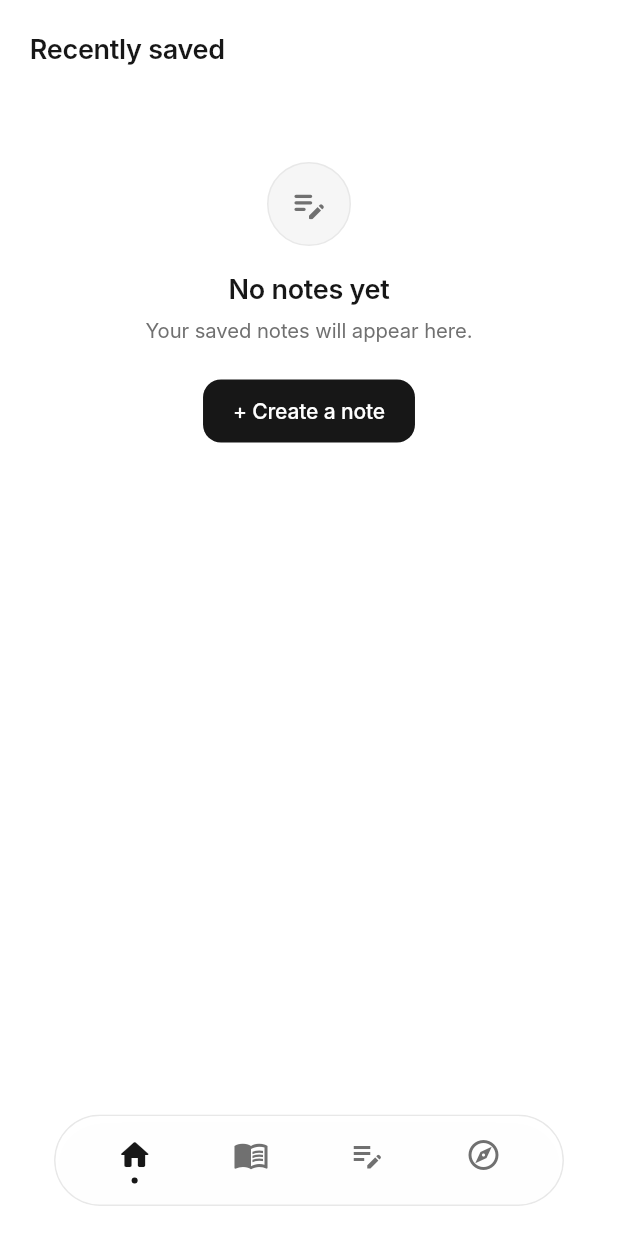
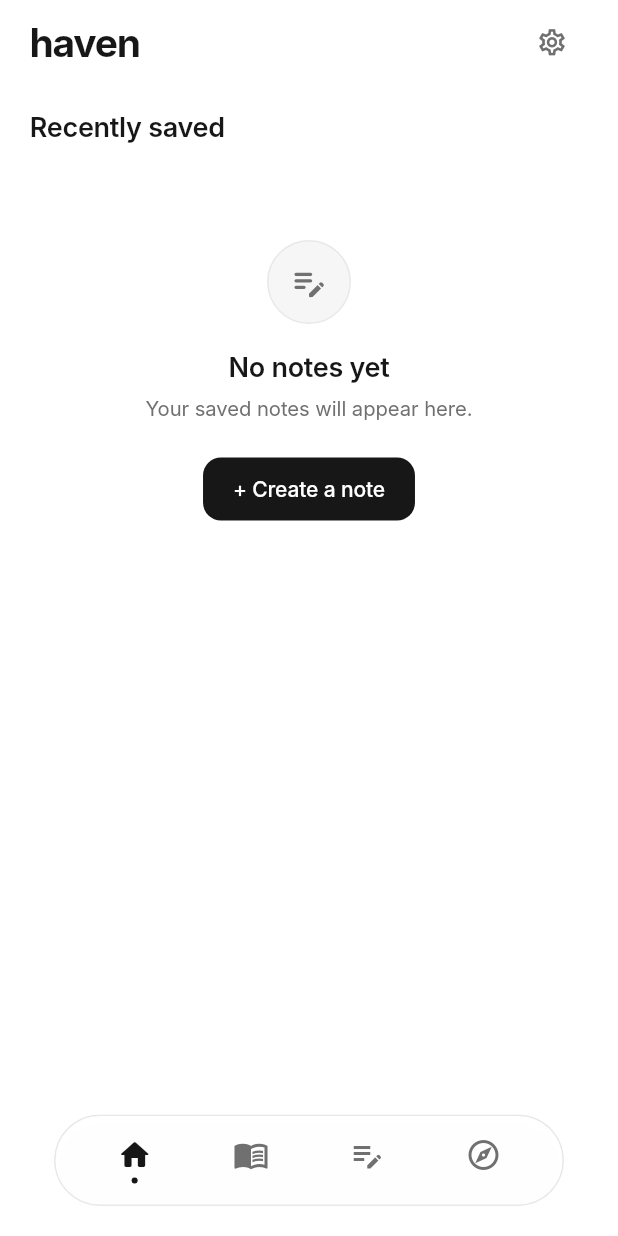
Before and after one commit to bhvyshrm/Haven, a Flutter app: the screen it shows after launch, on a phone screen of 412 x 824 dp. Run offline on Flutter 3.47's test engine with Material 3 defaults, Android fonts, the phone set to English and light mode, and no system bars; our stand-ins replace file_picker, flutter_local_notifications, google_sign_in, local_auth, share_plus, shared_preferences and 3 more; missing offline and left inert: googleapis; accounts and stored records are empty; Roboto replaces fonts that are missing (Inter).

Commit message:
feat(home): embed clean header and CupertinoPageRoute transitions in HomeScreen

```diff
--- a/lib/features/home/home_screen.dart
+++ b/lib/features/home/home_screen.dart
@@ -1,3 +1,4 @@
+import 'package:flutter/cupertino.dart';
 import 'package:flutter/material.dart';
 import 'package:provider/provider.dart';
 import 'package:intl/intl.dart';
@@ -7,7 +8,9 @@ import '../../core/models/note_model.dart';
 import '../../core/theme/haven_colors.dart';
 import '../../core/theme/haven_typography.dart';
 import '../../core/widgets/haven_empty_state.dart';
+import '../../core/widgets/haven_header.dart';
 import '../notes/note_editor_screen.dart';
+import '../settings/settings_screen.dart';
 
 class HomeScreen extends StatelessWidget {
   const HomeScreen({super.key});
@@ -25,17 +28,39 @@ class HomeScreen extends StatelessWidget {
 
     final recentNotes = state.notes.take(6).toList();
 
-    return RefreshIndicator(
+    return Column(
+      children: [
+        HavenHeader(
+          isHome: true,
+          showBottomDivider: false,
+          useSafeArea: false,
+          trailing: IconButton(
+            icon: Icon(
+              Icons.settings_outlined,
+              size: 21.0,
+              color: secondaryTextColor,
+            ),
+            onPressed: () {
+              Navigator.of(context).push(
+                CupertinoPageRoute(builder: (_) => const SettingsScreen()),
+              );
+            },
+            tooltip: 'Settings',
+          ),
+        ),
+        Expanded(
+          child: RefreshIndicator(
             onRefresh: () => state.loadNotes(),
             color: primaryTextColor,
             backgroundColor: isDark
                 ? HavenColors.darkSurface
                 : HavenColors.lightCanvas,
             child: ListView(
+              key: const PageStorageKey('home_scroll_list'),
               padding: const EdgeInsets.only(
                 left: 20.0,
                 right: 20.0,
-          top: 20.0,
+                top: 16.0,
                 bottom: 120.0,
               ),
               children: [
@@ -51,7 +76,8 @@ class HomeScreen extends StatelessWidget {
                     ),
                     if (state.notes.isNotEmpty)
                       TextButton(
-                  onPressed: () => state.setTabIndex(2), // Switch to Notes tab
+                        onPressed: () =>
+                            state.setTabIndex(2), // Switch to Notes tab
                         style: TextButton.styleFrom(
                           padding: const EdgeInsets.symmetric(
                             horizontal: 8.0,
@@ -80,7 +106,7 @@ class HomeScreen extends StatelessWidget {
                       final note = await state.createNewNote();
                       if (context.mounted) {
                         Navigator.of(context).push(
-                    MaterialPageRoute(
+                          CupertinoPageRoute(
                             builder: (_) => NoteEditorScreen(noteId: note.id),
                           ),
                         );
@@ -91,7 +117,8 @@ class HomeScreen extends StatelessWidget {
                   GridView.builder(
                     shrinkWrap: true,
                     physics: const NeverScrollableScrollPhysics(),
-              gridDelegate: const SliverGridDelegateWithFixedCrossAxisCount(
+                    gridDelegate:
+                        const SliverGridDelegateWithFixedCrossAxisCount(
                           crossAxisCount: 2,
                           crossAxisSpacing: 14.0,
                           mainAxisSpacing: 14.0,
@@ -104,7 +131,7 @@ class HomeScreen extends StatelessWidget {
                         note: note,
                         onTap: () {
                           Navigator.of(context).push(
-                      MaterialPageRoute(
+                            CupertinoPageRoute(
                               builder: (_) => NoteEditorScreen(noteId: note.id),
                             ),
                           );
@@ -114,6 +141,9 @@ class HomeScreen extends StatelessWidget {
                   ),
               ],
             ),
+          ),
+        ),
+      ],
     );
   }
 }
```
Lines whose indentation alone changed are shown as unchanged.
